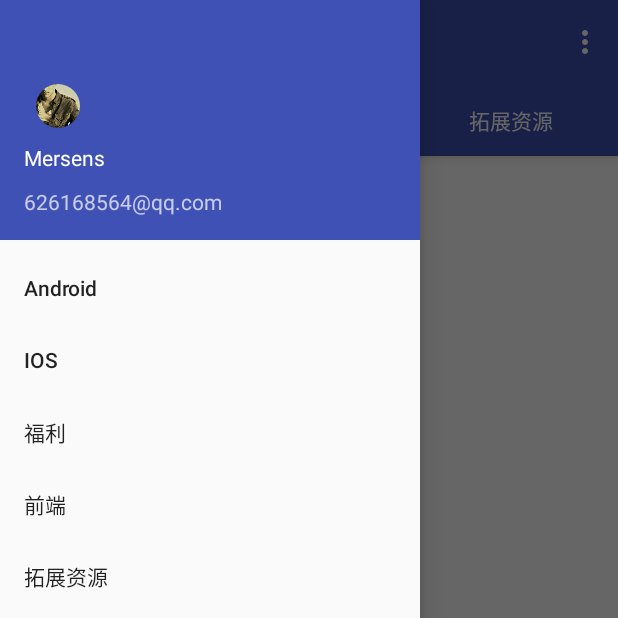
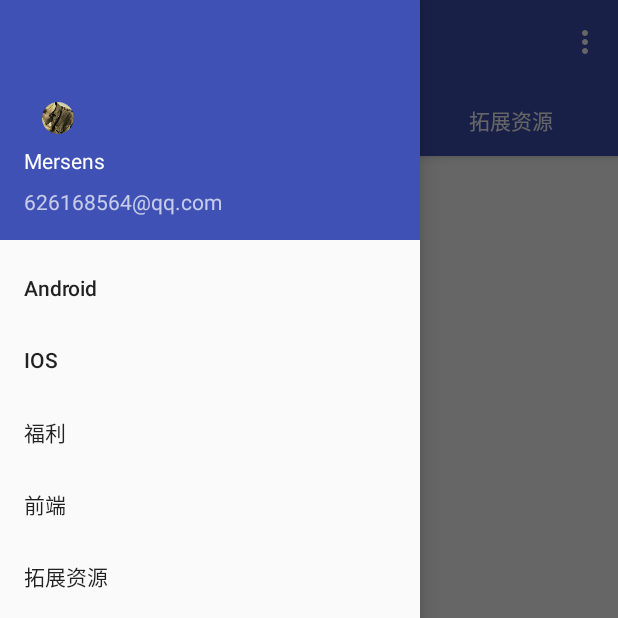
Before and after one commit to Mersens/gank, an Android app: the screen it shows after launch (MainActivity), with the side drawer open, on a phone screen of 412 x 824 dp, the top half of it. Run offline under Robolectric (Android 15) with nearby library versions, the phone set to English and light mode, and no system bars; our stand-ins replace ButterKnife, CircleImageView, EventBus; libraries missing offline, so code that uses them is left out: com.afollestad.materialdialogs, rx.android.schedulers, rx.schedulers; network calls fail; pictures from the network do not load; 1 statement that could not run was skipped.

Commit message:
new class

```diff
--- a/app/src/main/java/com/mersens/gank/activity/MainActivity.java
+++ b/app/src/main/java/com/mersens/gank/activity/MainActivity.java
@@ -191,7 +191,7 @@ public class MainActivity extends BaseActivity
 
     public void confirmExit(){
         AlertDialog.Builder builder = new AlertDialog.Builder(this);
-        builder.setMessage("是否退出软件？").setPositiveButton("确定", new DialogInterface.OnClickListener() {
+        builder.setTitle("提示").setMessage("是否退出软件？").setPositiveButton("确定", new DialogInterface.OnClickListener() {
             @Override
             public void onClick(DialogInterface dialogInterface, int i) {
                 App.getInstance().exit();
--- a/app/src/main/res/layout/item.xml
+++ b/app/src/main/res/layout/item.xml
@@ -2,7 +2,7 @@
 <LinearLayout xmlns:android="http://schemas.android.com/apk/res/android"
     xmlns:app="http://schemas.android.com/apk/res-auto"
     android:layout_width="match_parent"
-    android:layout_height="84dp"
+    android:layout_height="96dp"
     android:orientation="vertical">
 
     <android.support.v7.widget.CardView
--- a/app/src/main/res/layout/nav_header_main.xml
+++ b/app/src/main/res/layout/nav_header_main.xml
@@ -16,7 +16,7 @@
         android:id="@+id/img_user"
         android:layout_width="45dp"
         android:layout_height="45dp"
-        android:paddingTop="@dimen/nav_header_vertical_spacing"
+        android:paddingTop="24dp"
         android:src="@mipmap/ic_user"
         app:srcCompat="@android:drawable/sym_def_app_icon" />
 
@@ -24,7 +24,7 @@
         android:id="@+id/tv_name"
         android:layout_width="match_parent"
         android:layout_height="wrap_content"
-        android:paddingTop="10dp"
+        android:paddingTop="8dp"
         android:text="Mersens"
         android:textAppearance="@style/TextAppearance.AppCompat.Body1" />
     <TextView
@@ -32,6 +32,6 @@
         android:layout_width="match_parent"
         android:layout_height="wrap_content"
         android:text="626168564@qq.com"
-        android:paddingTop="10dp"
+        android:paddingTop="8dp"
         />
 </LinearLayout>
--- a/app/src/main/res/values/styles.xml
+++ b/app/src/main/res/values/styles.xml
@@ -1,7 +1,7 @@
 <resources>
 
     <!-- Base application theme. -->
-    <style name="AppTheme" parent="Theme.AppCompat.Light.NoActionBar">
+    <style name="AppTheme" parent="Theme.AppCompat.Light.DarkActionBar">
         <!-- Customize your theme here. -->
         <item name="colorPrimary">@color/colorPrimary</item>
         <item name="colorPrimaryDark">@color/colorPrimaryDark</item>
```
